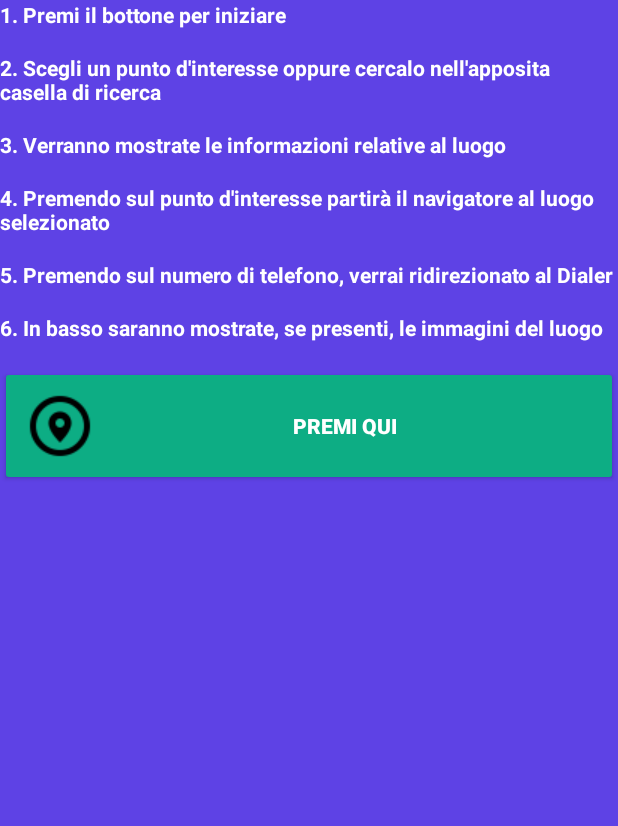
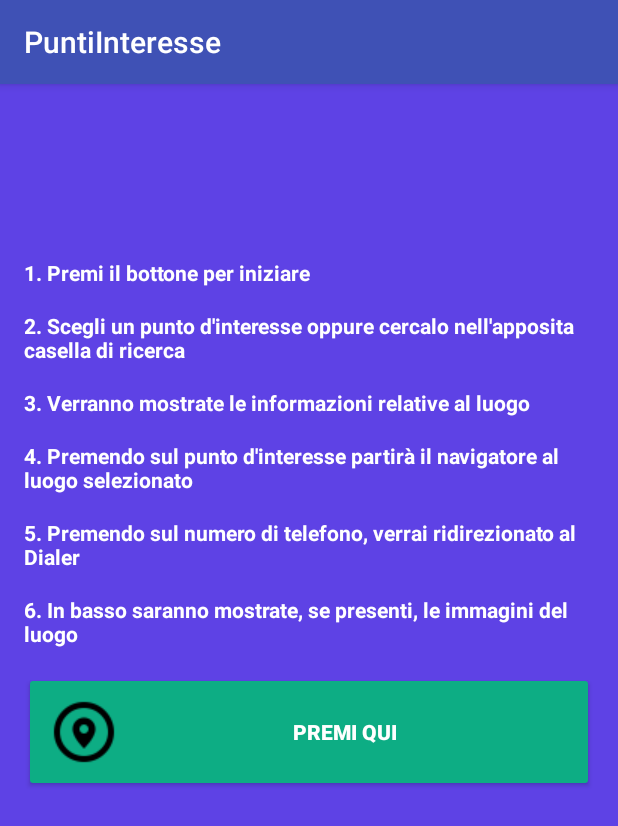
Before and after one commit to dcentonze/PuntiInteresse, an Android app: the screen it shows after launch (MainActivity), on a phone screen of 412 x 824 dp. Shown: the top 826 px of the screen. Run offline under Robolectric (Android 15) with nearby library versions, the phone set to English and light mode, and no system bars.

Commit message:
User Interface modified

```diff
--- a/mobile/src/main/java/android/vm/puntiinteresse/MainActivity.java
+++ b/mobile/src/main/java/android/vm/puntiinteresse/MainActivity.java
@@ -6,6 +6,7 @@ import android.os.Bundle;
 import android.support.annotation.NonNull;
 import android.support.v4.app.ActivityCompat;
 import android.support.v4.app.FragmentActivity;
+import android.support.v7.app.AppCompatActivity;
 import android.text.TextUtils;
 import android.util.Log;
 import android.view.View;
@@ -28,7 +29,7 @@ import com.google.android.gms.maps.model.PointOfInterest;
  * Created by acbes on 25/01/2017.
  */
 
-public class MainActivity extends FragmentActivity implements
+public class MainActivity extends AppCompatActivity implements
         OnMapReadyCallback,
         GoogleMap.OnMyLocationButtonClickListener,
         ActivityCompat.OnRequestPermissionsResultCallback,
--- a/mobile/src/main/res/layout/activity_main.xml
+++ b/mobile/src/main/res/layout/activity_main.xml
@@ -1,13 +1,17 @@
 <?xml version="1.0" encoding="utf-8"?>
 <RelativeLayout xmlns:android="http://schemas.android.com/apk/res/android"
-    android:orientation="vertical" android:layout_width="match_parent"
+    xmlns:tools="http://schemas.android.com/tools"
+    android:orientation="vertical"
+    android:layout_width="match_parent"
     android:layout_height="match_parent"
     android:background="@color/blu"
-    >
+    android:padding="@dimen/activity_horizontal_margin"
+    tools:context=".MainActivity">
 
     <TextView
         android:layout_width="match_parent"
         android:layout_height="wrap_content"
+        android:layout_marginTop="100dp"
         android:id="@+id/testo1"
         android:textStyle="bold"
         android:textSize="14sp"
```
